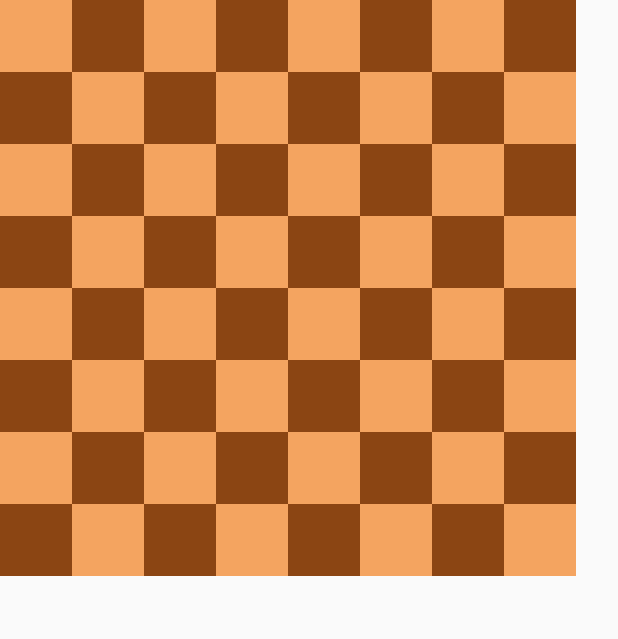
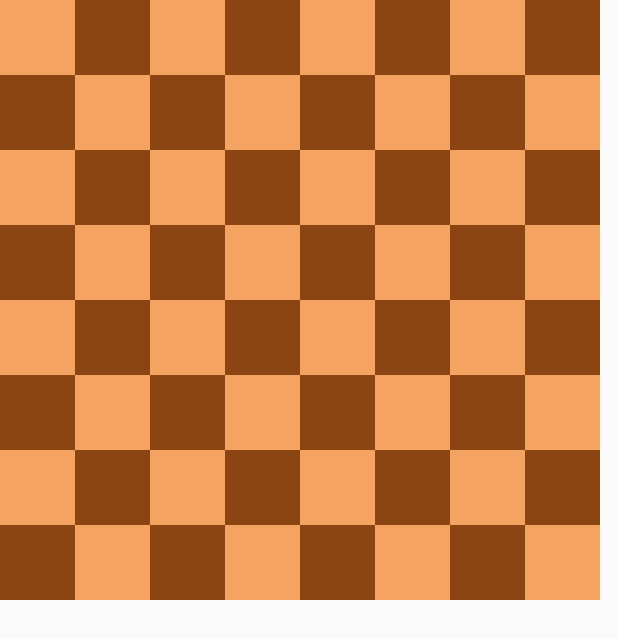
Before and after one commit to thebigG/Chess-For-Android, an Android app: the layout activity_main.xml on its own in the app's theme, with its tools: preview values and no code run, on a phone screen of 412 x 824 dp. Shown: the top 639 px of the screen. Run offline under Robolectric (Android 15) with nearby library versions, the phone set to English and light mode, and no system bars.

Commit message:
We have a chessboard, Antont\'s style

```diff
--- a/app/src/main/java/com/android/chess68_android/MainActivity.java
+++ b/app/src/main/java/com/android/chess68_android/MainActivity.java
@@ -10,14 +10,9 @@ import android.util.Log;
 public class MainActivity extends AppCompatActivity {
 
     @Override
+
     protected void onCreate(Bundle savedInstanceState) {
         super.onCreate(savedInstanceState);
-        setContentView(R.layout.activity_main);
-        DisplayMetrics displayMetrics = new DisplayMetrics();
-        getWindowManager().getDefaultDisplay().getMetrics(displayMetrics);
-        int height = displayMetrics.heightPixels;
-        int width = displayMetrics.widthPixels;
-        Log.d("test", "Screen width:" + Math.floor(width/8));
         //TableLayout = findViewById()
     }
 }
--- a/app/src/main/res/layout/activity_main.xml
+++ b/app/src/main/res/layout/activity_main.xml
@@ -17,57 +17,57 @@
             android:layout_height="match_parent">
 
             <ImageView
-                android:layout_width="48dp"
-                android:layout_height="48dp"
+                android:layout_width="50dp"
+                android:layout_height="50dp"
                 android:background="@color/sandy_brown"
 
                 />
 
             <ImageView
-                android:layout_width="48dp"
-                android:layout_height="48dp"
+                android:layout_width="50dp"
+                android:layout_height="50dp"
                 android:background="@color/saddle_brown"
 
                 />
 
             <ImageView
-                android:layout_width="48dp"
-                android:layout_height="48dp"
+                android:layout_width="50dp"
+                android:layout_height="50dp"
                 android:background="@color/sandy_brown"
 
                 />
 
             <ImageView
-                android:layout_width="48dp"
-                android:layout_height="48dp"
+                android:layout_width="50dp"
+                android:layout_height="50dp"
                 android:background="@color/saddle_brown"
 
                 />
 
             <ImageView
-                android:layout_width="48dp"
-                android:layout_height="48dp"
+                android:layout_width="50dp"
+                android:layout_height="50dp"
                 android:background="@color/sandy_brown"
 
                 />
 
             <ImageView
-                android:layout_width="48dp"
-                android:layout_height="48dp"
+                android:layout_width="50dp"
+                android:layout_height="50dp"
                 android:background="@color/saddle_brown"
 
                 />
 
             <ImageView
-                android:layout_width="48dp"
-                android:layout_height="48dp"
+                android:layout_width="50dp"
+                android:layout_height="50dp"
                 android:background="@color/sandy_brown"
 
                 />
 
             <ImageView
-                android:layout_width="48dp"
-                android:layout_height="48dp"
+                android:layout_width="50dp"
+                android:layout_height="50dp"
                 android:background="@color/saddle_brown"
 
                 />
@@ -78,57 +78,57 @@
             android:layout_height="match_parent">
 
             <ImageView
-                android:layout_width="48dp"
-                android:layout_height="48dp"
+                android:layout_width="50dp"
+                android:layout_height="50dp"
                 android:background="@color/saddle_brown"
 
                 />
 
             <ImageView
-                android:layout_width="48dp"
-                android:layout_height="48dp"
+                android:layout_width="50dp"
+                android:layout_height="50dp"
                 android:background="@color/sandy_brown"
 
                 />
 
             <ImageView
-                android:layout_width="48dp"
-                android:layout_height="48dp"
+                android:layout_width="50dp"
+                android:layout_height="50dp"
                 android:background="@color/saddle_brown"
 
                 />
 
             <ImageView
-                android:layout_width="48dp"
-                android:layout_height="48dp"
+                android:layout_width="50dp"
+                android:layout_height="50dp"
                 android:background="@color/sandy_brown"
 
                 />
 
             <ImageView
-                android:layout_width="48dp"
-                android:layout_height="48dp"
+                android:layout_width="50dp"
+                android:layout_height="50dp"
                 android:background="@color/saddle_brown"
 
                 />
 
             <ImageView
-                android:layout_width="48dp"
-                android:layout_height="48dp"
+                android:layout_width="50dp"
+                android:layout_height="50dp"
                 android:background="@color/sandy_brown"
 
                 />
 
             <ImageView
-                android:layout_width="48dp"
-                android:layout_height="48dp"
+                android:layout_width="50dp"
+                android:layout_height="50dp"
                 android:background="@color/saddle_brown"
 
                 />
 
             <ImageView
-                android:layout_width="48dp"
-                android:layout_height="48dp"
+                android:layout_width="50dp"
+                android:layout_height="50dp"
                 android:background="@color/sandy_brown"
 
                 />
@@ -140,57 +140,57 @@
             android:layout_height="match_parent">
 
             <ImageView
-                android:layout_width="48dp"
-                android:layout_height="48dp"
+                android:layout_width="50dp"
+                android:layout_height="50dp"
                 android:background="@color/sandy_brown"
 
                 />
 
             <ImageView
-                android:layout_width="48dp"
-                android:layout_height="48dp"
+                android:layout_width="50dp"
+                android:layout_height="50dp"
                 android:background="@color/saddle_brown"
 
                 />
 
             <ImageView
-                android:layout_width="48dp"
-                android:layout_height="48dp"
+                android:layout_width="50dp"
+                android:layout_height="50dp"
                 android:background="@color/sandy_brown"
 
                 />
 
             <ImageView
-                android:layout_width="48dp"
-                android:layout_height="48dp"
+                android:layout_width="50dp"
+                android:layout_height="50dp"
                 android:background="@color/saddle_brown"
 
                 />
 
             <ImageView
-                android:layout_width="48dp"
-                android:layout_height="48dp"
+                android:layout_width="50dp"
+                android:layout_height="50dp"
                 android:background="@color/sandy_brown"
 
                 />
 
             <ImageView
-                android:layout_width="48dp"
-                android:layout_height="48dp"
+                android:layout_width="50dp"
+                android:layout_height="50dp"
                 android:background="@color/saddle_brown"
 
                 />
 
             <ImageView
-                android:layout_width="48dp"
-                android:layout_height="48dp"
+                android:layout_width="50dp"
+                android:layout_height="50dp"
                 android:background="@color/sandy_brown"
 
                 />
 
             <ImageView
-                android:layout_width="48dp"
-                android:layout_height="48dp"
+                android:layout_width="50dp"
+                android:layout_height="50dp"
                 android:background="@color/saddle_brown"
 
                 />
@@ -201,57 +201,57 @@
             android:layout_height="match_parent">
 
             <ImageView
-                android:layout_width="48dp"
-                android:layout_height="48dp"
+                android:layout_width="50dp"
+                android:layout_height="50dp"
                 android:background="@color/saddle_brown"
 
                 />
 
             <ImageView
-                android:layout_width="48dp"
-                android:layout_height="48dp"
+                android:layout_width="50dp"
+                android:layout_height="50dp"
                 android:background="@color/sandy_brown"
 
                 />
 
             <ImageView
-                android:layout_width="48dp"
-                android:layout_height="48dp"
+                android:layout_width="50dp"
+                android:layout_height="50dp"
                 android:background="@color/saddle_brown"
 
                 />
 
             <ImageView
-                android:layout_width="48dp"
-                android:layout_height="48dp"
+                android:layout_width="50dp"
+                android:layout_height="50dp"
                 android:background="@color/sandy_brown"
 
                 />
 
             <ImageView
-                android:layout_width="48dp"
-                android:layout_height="48dp"
+                android:layout_width="50dp"
+                android:layout_height="50dp"
                 android:background="@color/saddle_brown"
 
                 />
 
             <ImageView
-                android:layout_width="48dp"
-                android:layout_height="48dp"
+                android:layout_width="50dp"
+                android:layout_height="50dp"
                 android:background="@color/sandy_brown"
 
                 />
 
             <ImageView
-                android:layout_width="48dp"
-                android:layout_height="48dp"
+                android:layout_width="50dp"
+                android:layout_height="50dp"
                 android:background="@color/saddle_brown"
 
                 />
 
             <ImageView
-                android:layout_width="48dp"
-                android:layout_height="48dp"
+                android:layout_width="50dp"
+                android:layout_height="50dp"
                 android:background="@color/sandy_brown"
 
                 />
@@ -263,55 +263,55 @@
             android:layout_height="match_parent">
 
             <ImageView
-                android:layout_width="48dp"
-                android:layout_height="48dp"
+                android:layout_width="50dp"
+                android:layout_height="50dp"
                 android:background="@color/sandy_brown"
 
                 />
 
             <ImageView
-                android:layout_width="48dp"
-                android:layout_height="48dp"
+                android:layout_width="50dp"
+                android:layout_height="50dp"
                 android:background="@color/saddle_brown"
 
                 />
 
             <ImageView
-                android:layout_width="48dp"
-                android:layout_height="48dp"
+                android:layout_width="50dp"
+                android:layout_height="50dp"
                 android:background="@color/sandy_brown"
 
                 />
 
             <ImageView
-                android:layout_width="48dp"
-                android:layout_height="48dp"
+                android:layout_width="50dp"
+                android:layout_height="50dp"
                 android:background="@color/saddle_brown"
 
                 />
 
             <ImageView
-                android:layout_width="48dp"
-                android:layout_height="48dp"
+                android:layout_width="50dp"
+                android:layout_height="50dp"
                 android:background="@color/sandy_brown" />
 
             <ImageView
-                android:layout_width="48dp"
-                android:layout_height="48dp"
+                android:layout_width="50dp"
+                android:layout_height="50dp"
                 android:background="@color/saddle_brown"
 
                 />
 
             <ImageView
-                android:layout_width="48dp"
-                android:layout_height="48dp"
+                android:layout_width="50dp"
+                android:layout_height="50dp"
                 android:background="@color/sandy_brown"
 
                 />
 
             <ImageView
-                android:layout_width="48dp"
-                android:layout_height="48dp"
+                android:layout_width="50dp"
+                android:layout_height="50dp"
                 android:background="@color/saddle_brown"
 
                 />
@@ -322,57 +322,57 @@
             android:layout_height="match_parent">
 
             <ImageView
-                android:layout_width="48dp"
-                android:layout_height="48dp"
+                android:layout_width="50dp"
+                android:layout_height="50dp"
                 android:background="@color/saddle_brown"
 
                 />
 
             <ImageView
-                android:layout_width="48dp"
-                android:layout_height="48dp"
+                android:layout_width="50dp"
+                android:layout_height="50dp"
                 android:background="@color/sandy_brown"
 
                 />
 
             <ImageView
-                android:layout_width="48dp"
-                android:layout_height="48dp"
+                android:layout_width="50dp"
+                android:layout_height="50dp"
                 android:background="@color/saddle_brown"
 
                 />
 
             <ImageView
-                android:layout_width="48dp"
-                android:layout_height="48dp"
+                android:layout_width="50dp"
+                android:layout_height="50dp"
                 android:background="@color/sandy_brown"
 
                 />
 
             <ImageView
-                android:layout_width="48dp"
-                android:layout_height="48dp"
+                android:layout_width="50dp"
+                android:layout_height="50dp"
                 android:background="@color/saddle_brown"
 
                 />
 
             <ImageView
-                android:layout_width="48dp"
-                android:layout_height="48dp"
+                android:layout_width="50dp"
+                android:layout_height="50dp"
                 android:background="@color/sandy_brown"
 
                 />
 
             <ImageView
-                android:layout_width="48dp"
-                android:layout_height="48dp"
+                android:layout_width="50dp"
+                android:layout_height="50dp"
                 android:background="@color/saddle_brown"
 
                 />
 
             <ImageView
-                android:layout_width="48dp"
-                android:layout_height="48dp"
+                android:layout_width="50dp"
+                android:layout_height="50dp"
                 android:background="@color/sandy_brown"
 
                 />
@@ -384,57 +384,57 @@
             android:layout_height="match_parent">
 
             <ImageView
-                android:layout_width="48dp"
-                android:layout_height="48dp"
+                android:layout_width="50dp"
+                android:layout_height="50dp"
                 android:background="@color/sandy_brown"
 
                 />
 
             <ImageView
-                android:layout_width="48dp"
-                android:layout_height="48dp"
+                android:layout_width="50dp"
+                android:layout_height="50dp"
                 android:background="@color/saddle_brown"
 
                 />
 
             <ImageView
-                android:layout_width="48dp"
-                android:layout_height="48dp"
+                android:layout_width="50dp"
+                android:layout_height="50dp"
                 android:background="@color/sandy_brown"
 
                 />
 
             <ImageView
-                android:layout_width="48dp"
-                android:layout_height="48dp"
+                android:layout_width="50dp"
+                android:layout_height="50dp"
                 android:background="@color/saddle_brown"
 
                 />
 
             <ImageView
-                android:layout_width="48dp"
-                android:layout_height="48dp"
+                android:layout_width="50dp"
+                android:layout_height="50dp"
                 android:background="@color/sandy_brown"
 
                 />
 
             <ImageView
-                android:layout_width="48dp"
-                android:layout_height="48dp"
+                android:layout_width="50dp"
+                android:layout_height="50dp"
                 android:background="@color/saddle_brown"
 
                 />
 
             <ImageView
-                android:layout_width="48dp"
-                android:layout_height="48dp"
+                android:layout_width="50dp"
+                android:layout_height="50dp"
                 android:background="@color/sandy_brown"
 
                 />
 
             <ImageView
-                android:layout_width="48dp"
-                android:layout_height="48dp"
+                android:layout_width="50dp"
+                android:layout_height="50dp"
                 android:background="@color/saddle_brown"
 
                 />
@@ -445,57 +445,57 @@
             android:layout_height="match_parent">
 
             <ImageView
-                android:layout_width="48dp"
-                android:layout_height="48dp"
+                android:layout_width="50dp"
+                android:layout_height="50dp"
                 android:background="@color/saddle_brown"
 
                 />
 
             <ImageView
-                android:layout_width="48dp"
-                android:layout_height="48dp"
+                android:layout_width="50dp"
+                android:layout_height="50dp"
                 android:background="@color/sandy_brown"
 
                 />
 
             <ImageView
-                android:layout_width="48dp"
-                android:layout_height="48dp"
+                android:layout_width="50dp"
+                android:layout_height="50dp"
                 android:background="@color/saddle_brown"
 
                 />
 
             <ImageView
-                android:layout_width="48dp"
-                android:layout_height="48dp"
+                android:layout_width="50dp"
+                android:layout_height="50dp"
                 android:background="@color/sandy_brown"
 
                 />
 
             <ImageView
-                android:layout_width="48dp"
-                android:layout_height="48dp"
+                android:layout_width="50dp"
+                android:layout_height="50dp"
                 android:background="@color/saddle_brown"
 
                 />
 
             <ImageView
-                android:layout_width="48dp"
-                android:layout_height="48dp"
+                android:layout_width="50dp"
+                android:layout_height="50dp"
                 android:background="@color/sandy_brown"
 
                 />
 
             <ImageView
-                android:layout_width="48dp"
-                android:layout_height="48dp"
+                android:layout_width="50dp"
+                android:layout_height="50dp"
                 android:background="@color/saddle_brown"
 
                 />
 
             <ImageView
-                android:layout_width="48dp"
-                android:layout_height="48dp"
+                android:layout_width="50dp"
+                android:layout_height="50dp"
                 android:background="@color/sandy_brown"
 
                 />
```
